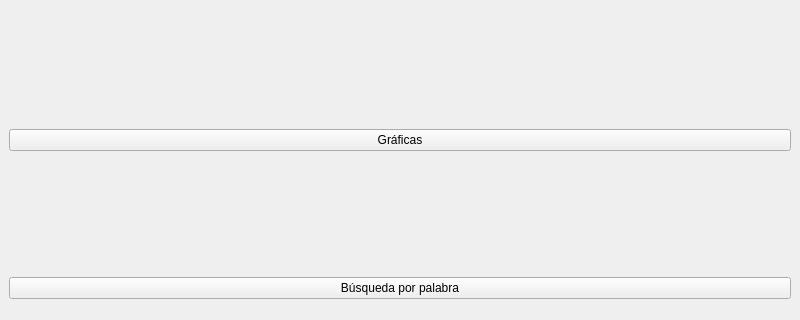
This is Menu.ui in VicDCruz/gui-python as Qt 5 draws it before an edit; both pictures show x 0 to 800 and y 0 to 320 of the 800 by 600 pixel window. The edited form follows.
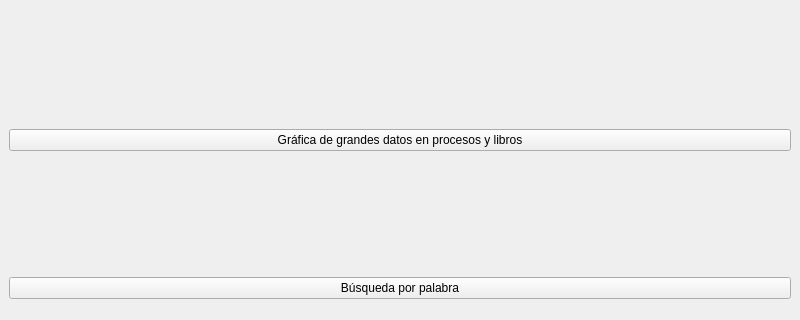
This is the edited form.

Patch:
```diff
--- a/Menu.ui
+++ b/Menu.ui
@@ -18,7 +18,7 @@
     <item row="0" column="0">
      <widget class="QPushButton" name="btnGraphs">
       <property name="text">
-       <string>Gráficas</string>
+       <string>Gráfica de grandes datos en procesos y libros</string>
       </property>
      </widget>
     </item>
```
